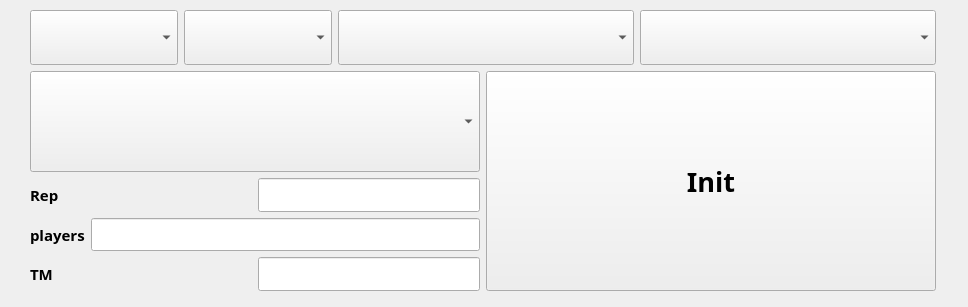
Old version of the form ffbe_widget.ui in the repository HyuntaMansei/ffbe.
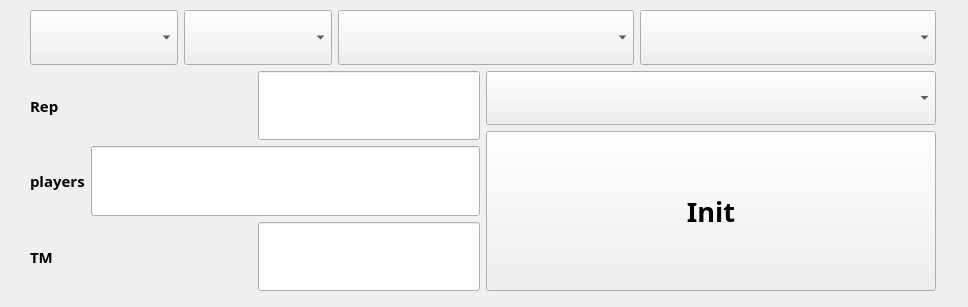
New version of the form.

Diff of the .ui file:
```diff
--- a/ffbe_widget.ui
+++ b/ffbe_widget.ui
@@ -143,38 +143,7 @@
     <item>
      <layout class="QHBoxLayout" name="horizontalLayout_8">
       <item>
-       <layout class="QVBoxLayout" name="verticalLayout_2" stretch="3,1,1,1">
-        <item>
-         <layout class="QHBoxLayout" name="horizontalLayout" stretch="0">
-          <property name="sizeConstraint">
-           <enum>QLayout::SetDefaultConstraint</enum>
-          </property>
-          <item>
-           <widget class="QComboBox" name="cb_operation">
-            <property name="sizePolicy">
-             <sizepolicy hsizetype="Preferred" vsizetype="Expanding">
-              <horstretch>0</horstretch>
-              <verstretch>0</verstretch>
-             </sizepolicy>
-            </property>
-            <property name="maximumSize">
-             <size>
-              <width>16777215</width>
-              <height>16777215</height>
-             </size>
-            </property>
-            <property name="font">
-             <font>
-              <family>새굴림</family>
-              <pointsize>15</pointsize>
-              <weight>75</weight>
-              <bold>true</bold>
-             </font>
-            </property>
-           </widget>
-          </item>
-         </layout>
-        </item>
+       <layout class="QVBoxLayout" name="verticalLayout_2" stretch="1,1,1">
         <item>
          <layout class="QHBoxLayout" name="horizontalLayout_10">
           <item>
@@ -370,6 +339,32 @@
        </layout>
       </item>
       <item>
+       <layout class="QVBoxLayout" name="verticalLayout_3" stretch="1,3">
+        <item>
+         <widget class="QComboBox" name="cb_operation">
+          <property name="sizePolicy">
+           <sizepolicy hsizetype="Preferred" vsizetype="Expanding">
+            <horstretch>0</horstretch>
+            <verstretch>0</verstretch>
+           </sizepolicy>
+          </property>
+          <property name="maximumSize">
+           <size>
+            <width>16777215</width>
+            <height>16777215</height>
+           </size>
+          </property>
+          <property name="font">
+           <font>
+            <family>새굴림</family>
+            <pointsize>15</pointsize>
+            <weight>75</weight>
+            <bold>true</bold>
+           </font>
+          </property>
+         </widget>
+        </item>
+        <item>
        <widget class="QPushButton" name="pb_operation">
         <property name="sizePolicy">
          <sizepolicy hsizetype="Expanding" vsizetype="Expanding">
@@ -389,6 +384,8 @@
          <string>Init</string>
         </property>
        </widget>
+        </item>
+       </layout>
       </item>
      </layout>
     </item>
```
Lines whose indentation alone changed are shown as unchanged.
